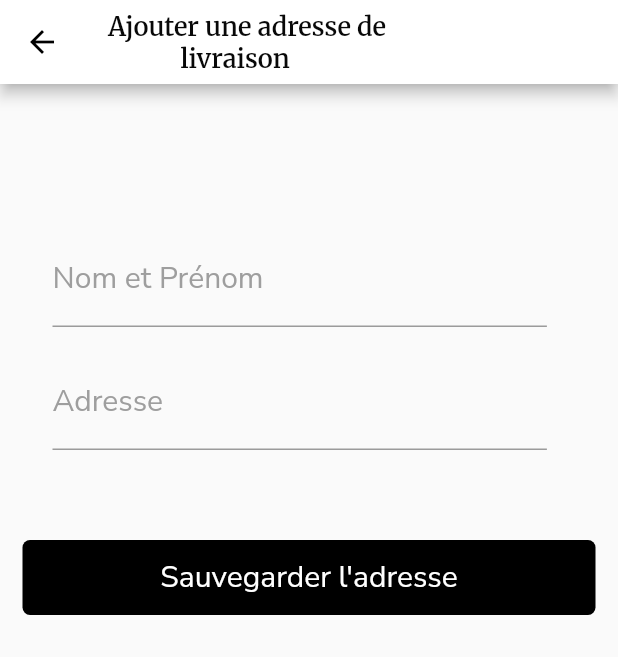
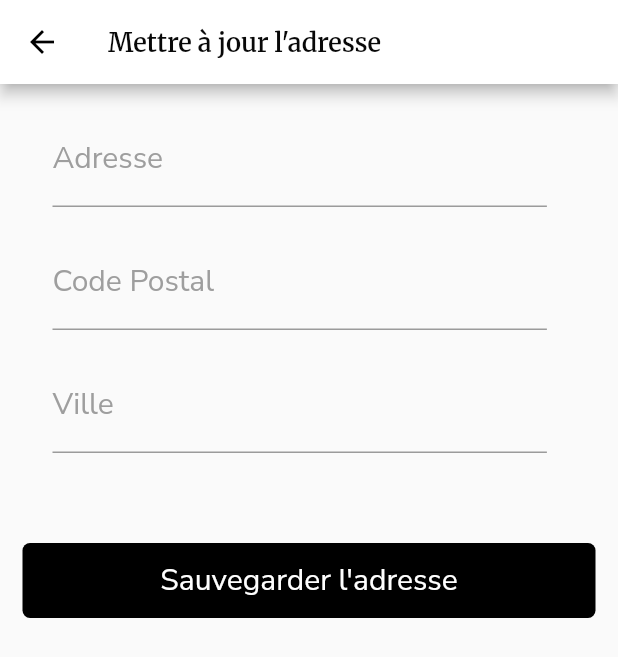
Before and after one commit to hichamrox/lookmefront, a Flutter app: the EditAddressPage screen opened directly, on a phone screen of 412 x 824 dp. Shown: the top 657 px of the screen. Run offline on Flutter 3.47's test engine with Material 2 defaults, Android fonts, the phone set to English and light mode, and no system bars; our stand-ins replace dio, fluttertoast, google_fonts, image_picker, shared_preferences, socket_io_client; accounts and stored records are empty; network calls fail.

Commit message:
delete + update

```diff
--- a/lib/components/addressCard.dart
+++ b/lib/components/addressCard.dart
@@ -74,7 +74,7 @@ class _AddressCardState extends State<AddressCard> {
                       ),
                       InkWell(
                         child: Icon(
-                          Icons.edit_outlined,
+                          Icons.delete_forever_outlined,
                           size: 33,
                         ),
                         onTap: widget.onTapIcon,
--- a/lib/pages/editAddress.dart
+++ b/lib/pages/editAddress.dart
@@ -6,14 +6,12 @@ import '../components/formInput.dart';
 import 'addressList.dart';
 
 class EditAddressPage extends StatefulWidget {
-
   @override
   _EditAddressPageState createState() => _EditAddressPageState();
 }
 
 class _EditAddressPageState extends State<EditAddressPage> {
-  late String name;
-  late String adresse;
+  late String adresse, cp, city;
   @override
   Widget build(BuildContext context) {
     Size size = MediaQuery.of(context).size;
@@ -22,7 +20,7 @@ class _EditAddressPageState extends State<EditAddressPage> {
         foregroundColor: Colors.black,
         backgroundColor: Colors.white,
         title: Text(
-          "Ajouter une adresse de \n            livraison",
+          "Mettre à jour l'adresse",
           style: GoogleFonts.merriweather(
               color: Color.fromARGB(255, 8, 8, 8),
               fontWeight: FontWeight.w600,
@@ -32,20 +30,36 @@ class _EditAddressPageState extends State<EditAddressPage> {
       body: ListView(
         children: [
           Padding(
-            padding: const EdgeInsets.only(left: 35.0, top: 100.0),
-            child: FormInput("Nom et Prénom", size.width * 0.8, (value) {
-              setState(() {
-                name = value;
-              });
-            }),
-          ),
-          Padding(
             padding: const EdgeInsets.only(left: 35.0, top: 20.0),
             child: FormInput("Adresse", size.width * 0.8, (value) {
               setState(() {
                 adresse = value;
               });
             }),
+          ),
+          Padding(
+            padding: const EdgeInsets.only(left: 35.0, top: 20.0),
+            child: FormInput(
+              "Code Postal",
+              size.width * 0.8,
+              (value) {
+                setState(() {
+                  cp = value;
+                });
+              },
+            ),
+          ),
+          Padding(
+            padding: const EdgeInsets.only(left: 35.0, top: 20.0),
+            child: FormInput(
+              "Ville",
+              size.width * 0.8,
+              (value) {
+                setState(() {
+                  city = value;
+                });
+              },
+            ),
           ),
           Padding(
             padding: const EdgeInsets.only(top: 60.0, left: 15, right: 15),
```
Also changed, not shown: lib/components/locationCard.dart (+14 -1 lines), lib/pages/addressList.dart (+9 -3 lines), lib/pages/editEmail.dart (+13 -4 lines), lib/pages/editPassword.dart (+17 -5 lines), lib/pages/editPersonnalInformations.dart (+13 -4 lines), lib/pages/locationList.dart (+13 -2 lines), lib/services/authservices.dart (+33 -0 lines).
